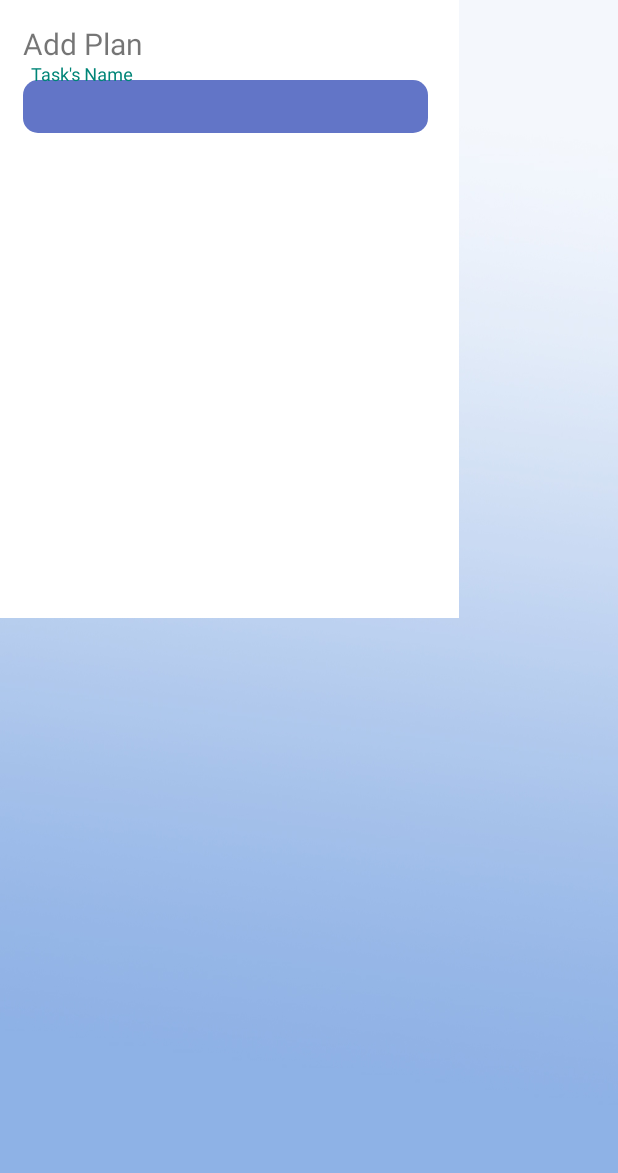
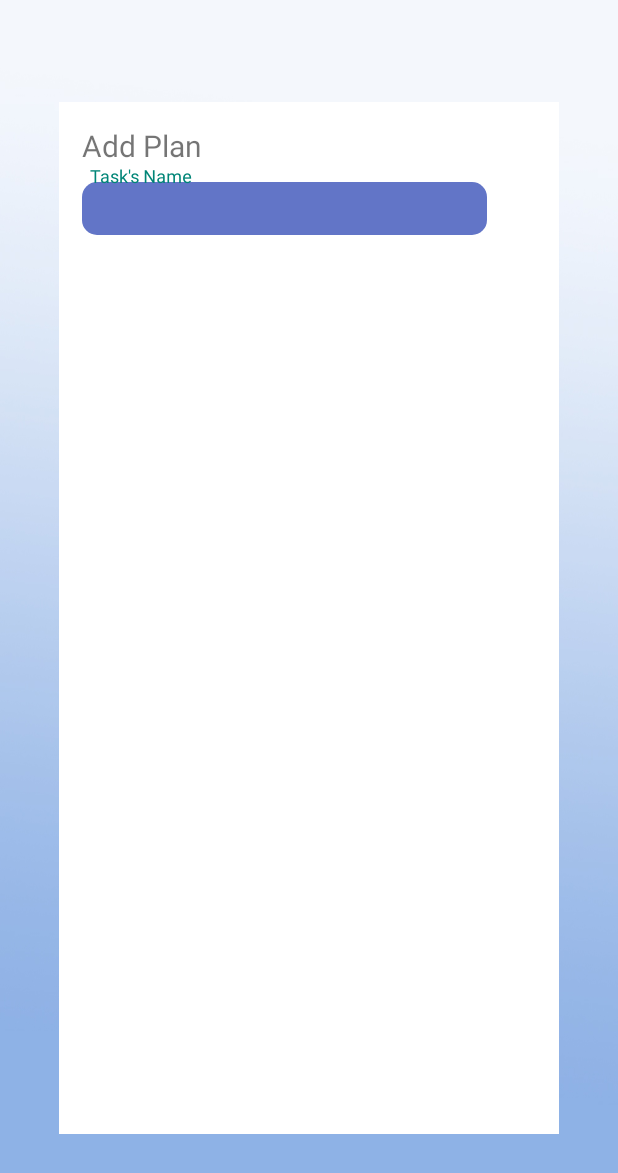
Before and after one commit to Nephiegator/Smart-Zenbo, an Android app: the layout activity_plan.xml on its own in the app's theme, with its tools: preview values and no code run, on a phone screen of 412 x 824 dp. Shown: the top 1173 px of the screen. Run offline under Robolectric (Android 15) with nearby library versions, the phone set to English and light mode, and no system bars.

Commit message:
update add plan page

```diff
--- a/app/src/main/java/com/example/cv/aninterface/AddPlan.java
+++ b/app/src/main/java/com/example/cv/aninterface/AddPlan.java
@@ -1,4 +1,13 @@
 package com.example.cv.aninterface;
 
-public class AddPlan {
+import android.support.v7.app.AppCompatActivity;
+import android.os.Bundle;
+
+public class AddPlan extends AppCompatActivity {
+    @Override
+    protected void onCreate(Bundle savedInstanceState) {
+        super.onCreate(savedInstanceState);
+        setContentView(R.layout.activity_main);
+
+    }
 }
--- a/app/src/main/res/layout/activity_plan.xml
+++ b/app/src/main/res/layout/activity_plan.xml
@@ -1,29 +1,36 @@
 <?xml version="1.0" encoding="utf-8"?>
-<android.support.constraint.ConstraintLayout
-    xmlns:android="http://schemas.android.com/apk/res/android"
+<android.support.constraint.ConstraintLayout xmlns:android="http://schemas.android.com/apk/res/android"
     xmlns:app="http://schemas.android.com/apk/res-auto"
     xmlns:tools="http://schemas.android.com/tools"
     android:layout_width="match_parent"
     android:layout_height="match_parent"
-    android:background="@drawable/bg">
+    android:background="@drawable/bg"
+    tools:context="com.example.cv.aninterface.AddPlan">
 
 
     <LinearLayout
-        android:layout_width="306dp"
-        android:layout_height="412dp"
+        android:id="@+id/linearLayout"
+        android:layout_width="0dp"
+        android:layout_height="0dp"
+        android:layout_marginStart="39dp"
+        android:layout_marginTop="68dp"
+        android:layout_marginEnd="39dp"
+        android:layout_marginBottom="68dp"
         android:background="@drawable/box"
         android:orientation="vertical"
-        tools:layout_editor_absoluteX="39dp"
-        tools:layout_editor_absoluteY="60dp">
+        app:layout_constraintBottom_toBottomOf="parent"
+        app:layout_constraintEnd_toEndOf="parent"
+        app:layout_constraintStart_toStartOf="parent"
+        app:layout_constraintTop_toTopOf="parent">
 
         <TextView
             android:id="@+id/textView2"
             android:layout_width="wrap_content"
             android:layout_height="wrap_content"
+            android:layout_marginLeft="15dp"
+            android:layout_marginTop="15dp"
             android:text="Add Plan"
-            android:layout_marginTop="15dp"
-            android:layout_marginLeft="15dp"
-            android:textSize="20dp"/>
+            android:textSize="20dp" />
 
         <android.support.design.widget.TextInputLayout
             android:layout_width="match_parent"
@@ -40,8 +47,6 @@
         </android.support.design.widget.TextInputLayout>
 
 
-
-
     </LinearLayout>
 
 
```
